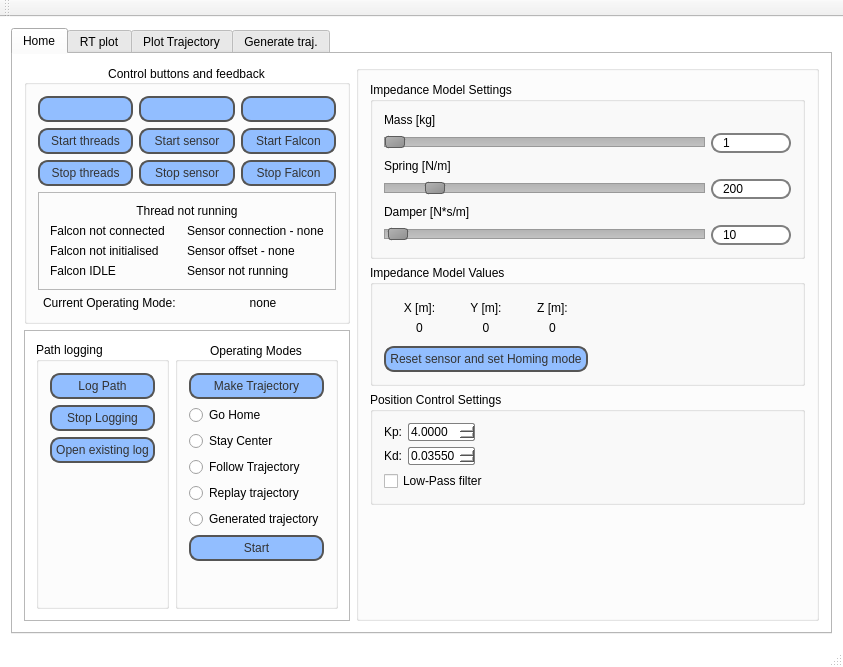
Above: FaaR/mainwindow.ui from ABC-iRobotics/iRob-FaaR before the change. Below: the same form after it.
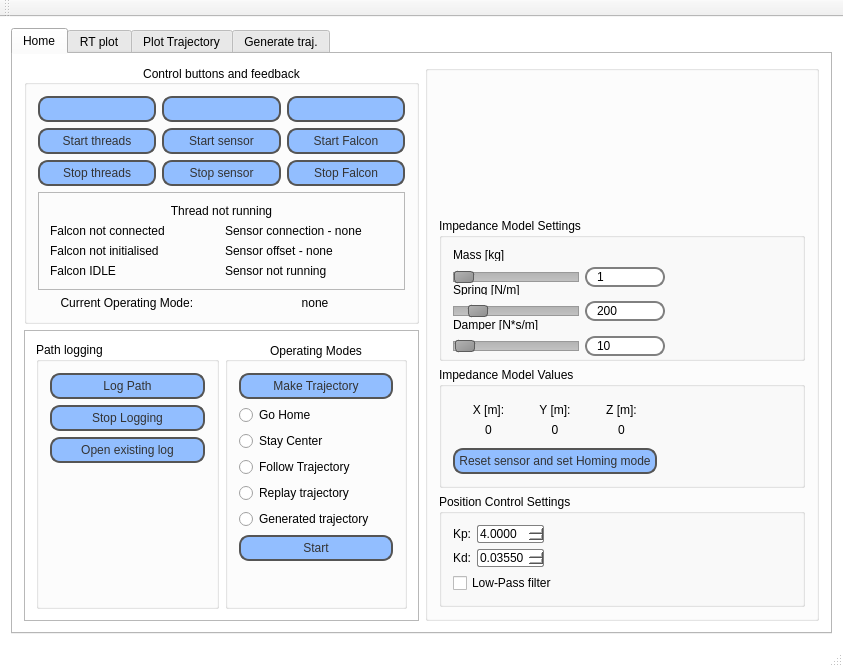
That is the form after the change. Icons and pictures are not drawn. Custom widgets are drawn as their Qt base class.

Commit message: Resource file and logo pictures added.

The edit to the form file:
```diff
--- a/FaaR/mainwindow.ui
+++ b/FaaR/mainwindow.ui
@@ -419,8 +419,36 @@
           <property name="title">
            <string/>
           </property>
-          <layout class="QVBoxLayout" name="verticalLayout_16">
-           <item>
+          <layout class="QGridLayout" name="gridLayout_7">
+           <item row="0" column="0">
+            <widget class="QLabel" name="barkLogo">
+             <property name="minimumSize">
+              <size>
+               <width>250</width>
+               <height>130</height>
+              </size>
+             </property>
+             <property name="maximumSize">
+              <size>
+               <width>250</width>
+               <height>150</height>
+              </size>
+             </property>
+             <property name="lineWidth">
+              <number>0</number>
+             </property>
+             <property name="text">
+              <string/>
+             </property>
+             <property name="pixmap">
+              <pixmap resource="resources.qrc">:/pics/img/BARK_logo_eng_int.png</pixmap>
+             </property>
+             <property name="scaledContents">
+              <bool>true</bool>
+             </property>
+            </widget>
+           </item>
+           <item row="1" column="0" colspan="2">
             <layout class="QVBoxLayout" name="verticalLayout_5">
              <item>
               <widget class="QGroupBox" name="groupBox_6">
@@ -434,6 +462,18 @@
                    <layout class="QGridLayout" name="ImpedanceChangerAndBox">
                     <item row="1" column="0">
                      <widget class="QSlider" name="MassChanger">
+                      <property name="minimumSize">
+                       <size>
+                        <width>0</width>
+                        <height>20</height>
+                       </size>
+                      </property>
+                      <property name="maximumSize">
+                       <size>
+                        <width>16777215</width>
+                        <height>200</height>
+                       </size>
+                      </property>
                       <property name="minimum">
                        <number>1</number>
                       </property>
@@ -459,6 +499,18 @@
                     </item>
                     <item row="5" column="0">
                      <widget class="QSlider" name="DamperChanger">
+                      <property name="minimumSize">
+                       <size>
+                        <width>0</width>
+                        <height>20</height>
+                       </size>
+                      </property>
+                      <property name="maximumSize">
+                       <size>
+                        <width>16777215</width>
+                        <height>200</height>
+                       </size>
+                      </property>
                       <property name="maximum">
                        <number>1000</number>
                       </property>
@@ -481,6 +533,12 @@
                     </item>
                     <item row="3" column="1">
                      <widget class="QLineEdit" name="valueSpting">
+                      <property name="minimumSize">
+                       <size>
+                        <width>0</width>
+                        <height>20</height>
+                       </size>
+                      </property>
                       <property name="maximumSize">
                        <size>
                         <width>80</width>
@@ -497,7 +555,7 @@
                       <property name="minimumSize">
                        <size>
                         <width>0</width>
-                        <height>0</height>
+                        <height>20</height>
                        </size>
                       </property>
                       <property name="maximumSize">
@@ -534,6 +592,18 @@
                     </item>
                     <item row="3" column="0">
                      <widget class="QSlider" name="SpringChanger">
+                      <property name="minimumSize">
+                       <size>
+                        <width>0</width>
+                        <height>20</height>
+                       </size>
+                      </property>
+                      <property name="maximumSize">
+                       <size>
+                        <width>16777215</width>
+                        <height>200</height>
+                       </size>
+                      </property>
                       <property name="minimum">
                        <number>0</number>
                       </property>
@@ -559,6 +629,12 @@
                     </item>
                     <item row="5" column="1">
                      <widget class="QLineEdit" name="valueDamper">
+                      <property name="minimumSize">
+                       <size>
+                        <width>0</width>
+                        <height>20</height>
+                       </size>
+                      </property>
                       <property name="maximumSize">
                        <size>
                         <width>80</width>
@@ -570,6 +646,19 @@
                       </property>
                      </widget>
                     </item>
+                    <item row="3" column="2">
+                     <spacer name="horizontalSpacer_5">
+                      <property name="orientation">
+                       <enum>Qt::Horizontal</enum>
+                      </property>
+                      <property name="sizeHint" stdset="0">
+                       <size>
+                        <width>40</width>
+                        <height>20</height>
+                       </size>
+                      </property>
+                     </spacer>
+                    </item>
                    </layout>
                   </item>
                  </layout>
@@ -802,7 +891,7 @@
              </item>
             </layout>
            </item>
-           <item>
+           <item row="2" column="1">
             <spacer name="verticalSpacer_11">
              <property name="orientation">
               <enum>Qt::Vertical</enum>
@@ -815,6 +904,28 @@
              </property>
             </spacer>
            </item>
+           <item row="0" column="1">
+            <widget class="QLabel" name="optoforceLogo">
+             <property name="maximumSize">
+              <size>
+               <width>150</width>
+               <height>150</height>
+              </size>
+             </property>
+             <property name="lineWidth">
+              <number>1</number>
+             </property>
+             <property name="text">
+              <string/>
+             </property>
+             <property name="pixmap">
+              <pixmap resource="resources.qrc">:/img/optoforce_logo.png</pixmap>
+             </property>
+             <property name="scaledContents">
+              <bool>true</bool>
+             </property>
+            </widget>
+           </item>
           </layout>
          </widget>
         </item>
```
Left out of the diff: 4 changed lines with no effect on the pictures. The commit also changes 5 other files.
